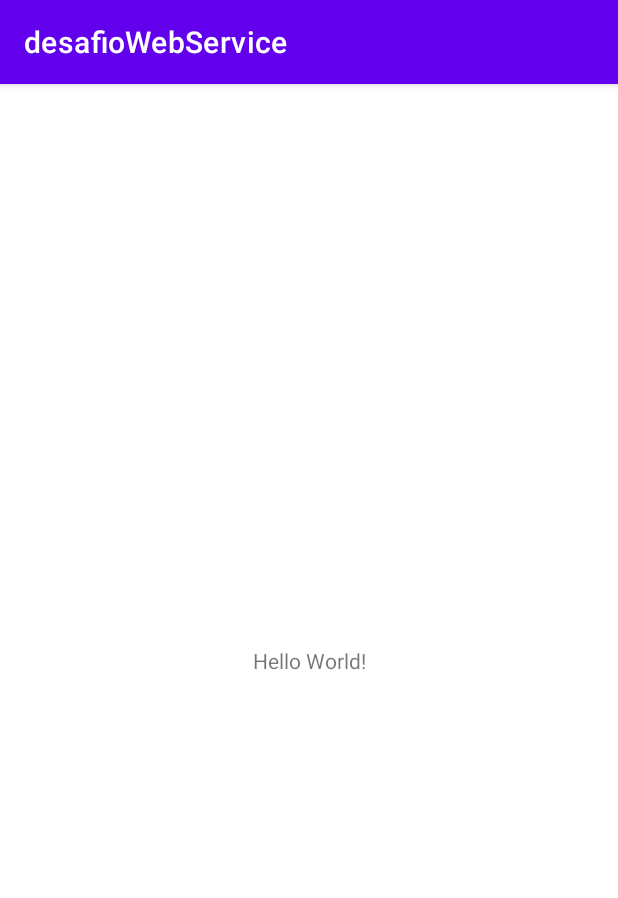
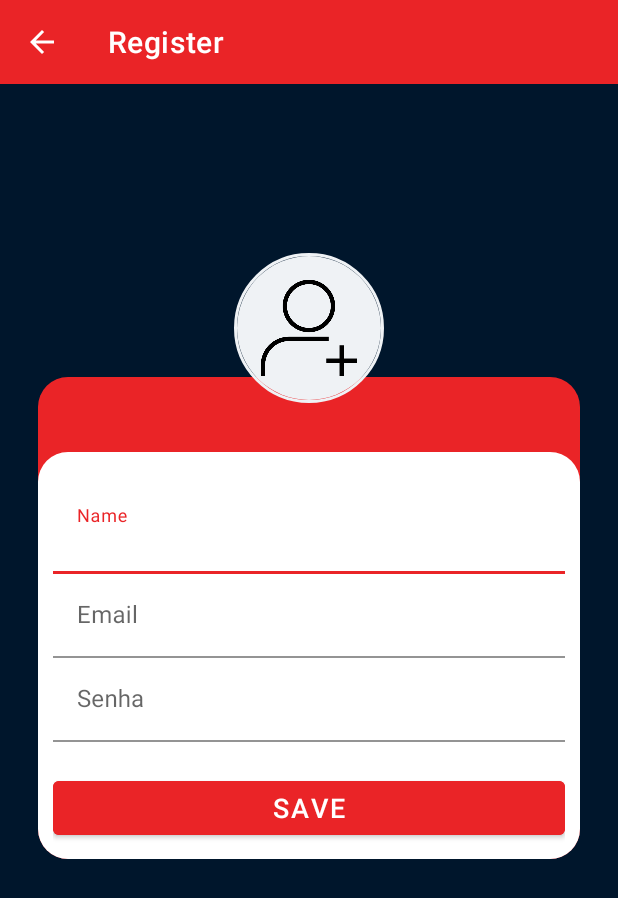
Before and after one commit to Nogueira94/DH_desafio3, an Android app: the screen it shows after launch (MainActivity before the commit, RegisterActivity after it), on a phone screen of 412 x 824 dp. Shown: the top 898 px of the screen. Run offline under Robolectric (Android 15) with nearby library versions, the phone set to English and light mode, and no system bars; our stand-ins replace CircleImageView.

Commit message:
Login And Register Activity

```diff
--- a/app/src/main/AndroidManifest.xml
+++ b/app/src/main/AndroidManifest.xml
@@ -9,13 +9,16 @@
         android:roundIcon="@mipmap/ic_launcher_round"
         android:supportsRtl="true"
         android:theme="@style/Theme.DesafioWebService">
-        <activity android:name=".MainActivity">
+        <activity android:name=".RegisterActivity">
             <intent-filter>
                 <action android:name="android.intent.action.MAIN" />
 
                 <category android:name="android.intent.category.LAUNCHER" />
             </intent-filter>
         </activity>
+        <activity android:name=".LoginActivity">
+        </activity>
+        <activity android:name=".HomeActivity"></activity>
     </application>
 
 </manifest>
--- a/app/src/main/java/com/example/desafiowebservice/MainActivity.kt
+++ b/app/src/main/java/com/example/desafiowebservice/HomeActivity.kt
@@ -3,7 +3,7 @@ package com.example.desafiowebservice
 import androidx.appcompat.app.AppCompatActivity
 import android.os.Bundle
 
-class MainActivity : AppCompatActivity() {
+class HomeActivity : AppCompatActivity() {
     override fun onCreate(savedInstanceState: Bundle?) {
         super.onCreate(savedInstanceState)
         setContentView(R.layout.activity_main)
--- /dev/null
+++ b/app/src/main/java/com/example/desafiowebservice/RegisterActivity.kt
@@ -0,0 +1,11 @@
+package com.example.desafiowebservice
+
+import androidx.appcompat.app.AppCompatActivity
+import android.os.Bundle
+
+class RegisterActivity : AppCompatActivity() {
+    override fun onCreate(savedInstanceState: Bundle?) {
+        super.onCreate(savedInstanceState)
+        setContentView(R.layout.activity_register)
+    }
+}
--- /dev/null
+++ b/app/src/main/res/drawable/circle.xml
@@ -0,0 +1,12 @@
+<?xml version="1.0" encoding="utf-8"?>
+<shape
+    xmlns:android="http://schemas.android.com/apk/res/android"
+    android:shape="oval">
+
+    <solid
+        android:color="@color/gray"/>
+
+    <size
+        android:width="500dp"
+        android:height="500dp"/>
+</shape>
--- /dev/null
+++ b/app/src/main/res/drawable/circle_photo.xml
@@ -0,0 +1,8 @@
+<?xml version="1.0" encoding="utf-8"?>
+<layer-list xmlns:android="http://schemas.android.com/apk/res/android" >
+    <item android:drawable="@drawable/circle"/>
+    <item android:drawable="@drawable/raster"
+        android:height="350dp"
+        android:width="350dp"
+        android:gravity="center"/>
+</layer-list>
--- /dev/null
+++ b/app/src/main/res/drawable/ic_baseline_arrow_back_24.xml
@@ -0,0 +1,10 @@
+<vector xmlns:android="http://schemas.android.com/apk/res/android"
+    android:width="24dp"
+    android:height="24dp"
+    android:viewportWidth="24"
+    android:viewportHeight="24"
+    android:tint="?attr/colorControlNormal">
+  <path
+      android:fillColor="@android:color/white"
+      android:pathData="M20,11H7.83l5.59,-5.59L12,4l-8,8 8,8 1.41,-1.41L7.83,13H20v-2z"/>
+</vector>
--- /dev/null
+++ b/app/src/main/res/drawable/round_top.xml
@@ -0,0 +1,14 @@
+<shape
+    xmlns:android="http://schemas.android.com/apk/res/android"
+    android:shape="rectangle"  >
+
+    <solid
+        android:color="@color/red" >
+    </solid>
+
+    <corners
+        android:topRightRadius="20dp" android:topLeftRadius="20dp"
+        android:bottomLeftRadius="20dp" android:bottomRightRadius="20dp">
+    </corners>
+
+</shape>
--- a/app/src/main/res/layout/activity_main.xml
+++ b/app/src/main/res/layout/activity_main.xml
@@ -4,7 +4,7 @@
     xmlns:tools="http://schemas.android.com/tools"
     android:layout_width="match_parent"
     android:layout_height="match_parent"
-    tools:context=".MainActivity">
+    tools:context=".HomeActivity">
 
     <TextView
         android:layout_width="wrap_content"
--- /dev/null
+++ b/app/src/main/res/layout/activity_register.xml
@@ -0,0 +1,128 @@
+<?xml version="1.0" encoding="utf-8"?>
+<androidx.constraintlayout.widget.ConstraintLayout xmlns:android="http://schemas.android.com/apk/res/android"
+    xmlns:app="http://schemas.android.com/apk/res-auto"
+    xmlns:tools="http://schemas.android.com/tools"
+    android:layout_width="match_parent"
+    android:layout_height="match_parent"
+    tools:context=".RegisterActivity"
+    android:background="@color/blue_bg">
+
+    <androidx.appcompat.widget.Toolbar
+        app:layout_constraintStart_toStartOf="parent"
+        app:layout_constraintTop_toTopOf="parent"
+        android:layout_width="match_parent"
+        android:layout_height="wrap_content"
+        android:background="@color/red"
+        app:title="Register"
+        app:titleTextColor="@color/white"
+        app:navigationIcon="@drawable/ic_baseline_arrow_back_24"
+        android:theme="@style/ToolbarColoredBackArrow"/>
+
+    <LinearLayout
+        android:id="@+id/llBox"
+        android:layout_width="match_parent"
+        android:layout_height="wrap_content"
+        android:layout_marginHorizontal="25dp"
+        android:background="@drawable/round_top"
+        android:gravity="center"
+        android:orientation="vertical"
+        app:layout_constraintBottom_toTopOf="@id/guidelineBot"
+        app:layout_constraintTop_toBottomOf="@id/guidelineTop"
+        tools:layout_editor_absoluteX="25dp">
+
+
+        <LinearLayout
+            android:layout_width="match_parent"
+            android:layout_height="match_parent"
+            android:layout_marginTop="50dp"
+            android:background="@drawable/round_top"
+            android:backgroundTint="@color/white"
+            android:orientation="vertical"
+            android:padding="10dp">
+
+            <com.google.android.material.textfield.TextInputLayout
+                android:layout_width="match_parent"
+                android:layout_height="wrap_content"
+                android:layout_marginTop="15dp"
+                android:hint="Name"
+                app:hintTextColor="@color/red">
+
+                <com.google.android.material.textfield.TextInputEditText
+                    android:layout_width="match_parent"
+                    android:layout_height="wrap_content"
+                    android:background="@color/white" />
+
+            </com.google.android.material.textfield.TextInputLayout>
+
+            <com.google.android.material.textfield.TextInputLayout
+
+                android:layout_width="match_parent"
+                android:layout_height="wrap_content"
+                android:hint="Email"
+                app:hintTextColor="@color/red">
+
+                <com.google.android.material.textfield.TextInputEditText
+                    android:layout_width="match_parent"
+                    android:layout_height="wrap_content"
+                    android:background="@color/white" />
+
+            </com.google.android.material.textfield.TextInputLayout>
+
+            <com.google.android.material.textfield.TextInputLayout
+                android:layout_width="match_parent"
+                android:layout_height="match_parent"
+                android:hint="Senha"
+                app:hintTextColor="@color/red">
+
+                <com.google.android.material.textfield.TextInputEditText
+                    android:layout_width="match_parent"
+                    android:layout_height="match_parent"
+                    android:background="@color/white"
+                    android:inputType="textPassword" />
+
+            </com.google.android.material.textfield.TextInputLayout>
+
+
+            <Button
+                android:layout_width="match_parent"
+                android:layout_height="match_parent"
+                android:layout_marginTop="20dp"
+                android:backgroundTint="@color/red"
+                android:text="@string/save"
+                android:textSize="18dp" />
+
+        </LinearLayout>
+
+    </LinearLayout>
+
+    <de.hdodenhof.circleimageview.CircleImageView
+        android:id="@+id/profile_image"
+        android:layout_width="100dp"
+        android:layout_height="100dp"
+        android:layout_marginStart="157dp"
+        android:layout_marginEnd="157dp"
+        android:layout_marginBottom="304dp"
+        android:src="@drawable/circle_photo"
+        app:civ_border_color="@color/gray"
+        app:civ_border_width="2dp"
+        app:layout_constraintBottom_toBottomOf="@+id/llBox"
+        app:layout_constraintEnd_toEndOf="parent"
+        app:layout_constraintHorizontal_bias="0.666"
+        app:layout_constraintStart_toStartOf="parent" />
+
+    <androidx.constraintlayout.widget.Guideline
+        android:id="@+id/guidelineBot"
+        android:layout_width="wrap_content"
+        android:layout_height="wrap_content"
+        android:orientation="horizontal"
+        app:layout_constraintGuide_percent="0.75" />
+
+    <androidx.constraintlayout.widget.Guideline
+        android:id="@+id/guidelineTop"
+        android:layout_width="wrap_content"
+        android:layout_height="wrap_content"
+        android:orientation="horizontal"
+        app:layout_constraintGuide_percent="0.25" />
+
+
+</androidx.constraintlayout.widget.ConstraintLayout>
--- a/app/src/main/res/values-night/themes.xml
+++ /dev/null
@@ -1,16 +0,0 @@
-<resources xmlns:tools="http://schemas.android.com/tools">
-    <!-- Base application theme. -->
-    <style name="Theme.DesafioWebService" parent="Theme.MaterialComponents.DayNight.DarkActionBar">
-        <!-- Primary brand color. -->
-        <item name="colorPrimary">@color/purple_200</item>
-        <item name="colorPrimaryVariant">@color/purple_700</item>
-        <item name="colorOnPrimary">@color/black</item>
-        <!-- Secondary brand color. -->
-        <item name="colorSecondary">@color/teal_200</item>
-        <item name="colorSecondaryVariant">@color/teal_200</item>
-        <item name="colorOnSecondary">@color/black</item>
-        <!-- Status bar color. -->
-        <item name="android:statusBarColor" tools:targetApi="l">?attr/colorPrimaryVariant</item>
-        <!-- Customize your theme here. -->
-    </style>
-</resources>
--- a/app/src/main/res/values/colors.xml
+++ b/app/src/main/res/values/colors.xml
@@ -7,4 +7,7 @@
     <color name="teal_700">#FF018786</color>
     <color name="black">#FF000000</color>
     <color name="white">#FFFFFFFF</color>
+    <color name="red">#EA2427</color>
+    <color name="blue_bg">#00162C</color>
+    <color name="gray">#EFF2F5</color>
 </resources>
--- a/app/src/main/res/values/strings.xml
+++ b/app/src/main/res/values/strings.xml
@@ -1,3 +1,8 @@
 <resources>
     <string name="app_name">desafioWebService</string>
+    <string name="welcome">"Welcome to the Marvel HQ's"</string>
+    <string name="login">LOG IN</string>
+    <string name="create_account">Create account</string>
+    <string name="name">Name</string>
+    <string name="save">Save</string>
 </resources>
--- a/app/src/main/res/values/themes.xml
+++ b/app/src/main/res/values/themes.xml
@@ -1,16 +1,19 @@
 <resources xmlns:tools="http://schemas.android.com/tools">
     <!-- Base application theme. -->
-    <style name="Theme.DesafioWebService" parent="Theme.MaterialComponents.DayNight.DarkActionBar">
+    <style name="Theme.DesafioWebService" parent="Theme.MaterialComponents.DayNight.NoActionBar">
         <!-- Primary brand color. -->
-        <item name="colorPrimary">@color/purple_500</item>
-        <item name="colorPrimaryVariant">@color/purple_700</item>
+        <item name="colorPrimary">@color/red</item>
+        <item name="colorPrimaryVariant">@color/red</item>
         <item name="colorOnPrimary">@color/white</item>
         <!-- Secondary brand color. -->
-        <item name="colorSecondary">@color/teal_200</item>
-        <item name="colorSecondaryVariant">@color/teal_700</item>
+        <item name="colorSecondary">@color/red</item>
+        <item name="colorSecondaryVariant">@color/red</item>
         <item name="colorOnSecondary">@color/black</item>
         <!-- Status bar color. -->
         <item name="android:statusBarColor" tools:targetApi="l">?attr/colorPrimaryVariant</item>
         <!-- Customize your theme here. -->
     </style>
+    <style name="ToolbarColoredBackArrow">
+        <item name="android:textColorSecondary">@color/white</item>
+    </style>
 </resources>
```
Also changed, not shown: app/build.gradle (+15 -3 lines), app/src/main/java/com/example/desafiowebservice/LoginActivity.kt (added, +11 -0 lines), app/src/main/res/layout/activity_login.xml (added, +110 -0 lines), app/src/main/res/drawable/marvel_logo.png (added), app/src/main/res/drawable/raster.png (added), app/src/main/res/drawable/splash.jpg (added), gradle/wrapper/gradle-wrapper.properties.
